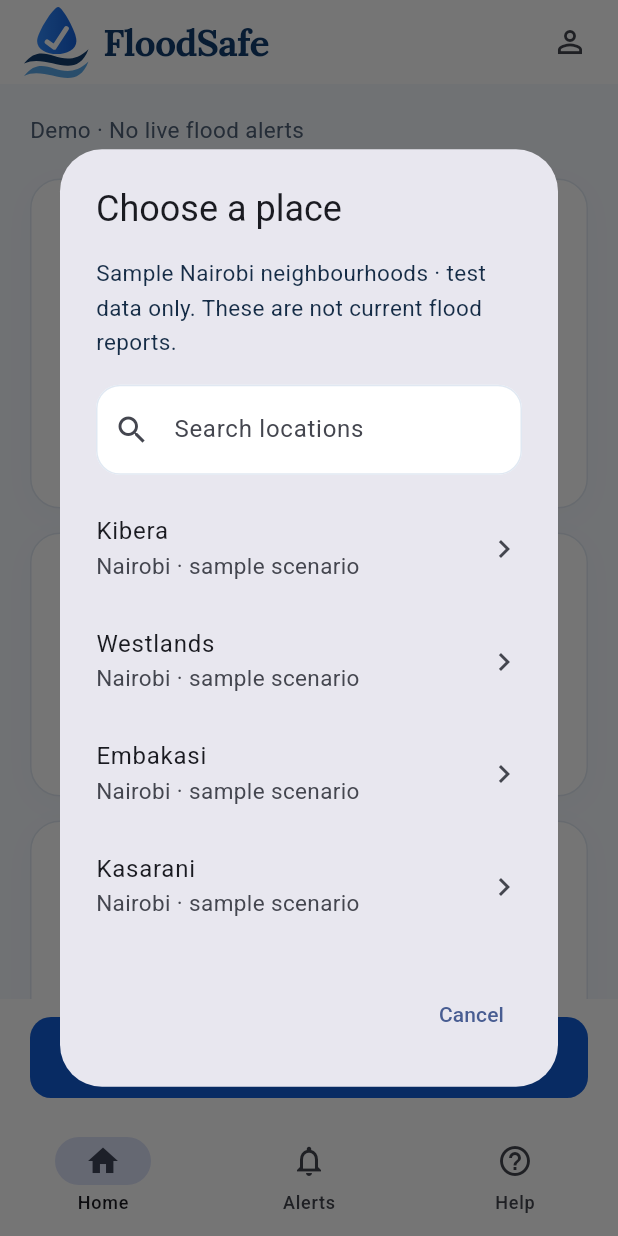
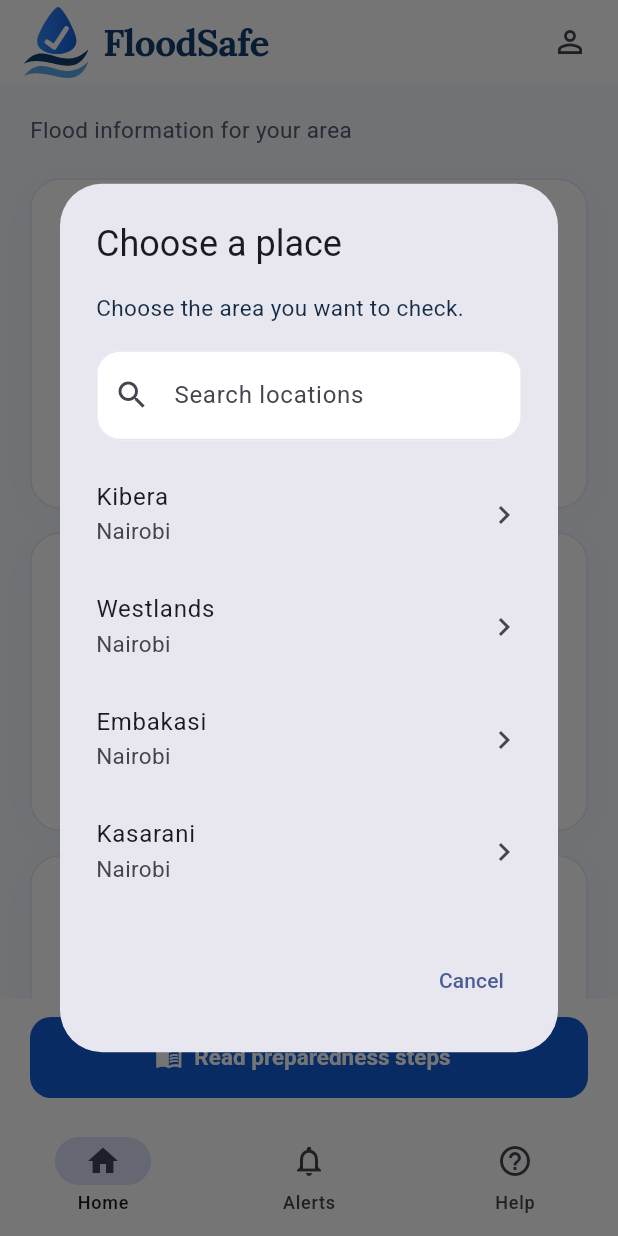
Before and after one commit to princessimelda/AutomatedFloodAlert, a Flutter app: the screen it shows after launch, after a tap on "Choose a place", on a phone screen of 412 x 824 dp. Run offline on Flutter 3.47's test engine with Material 3 defaults, Android fonts, the phone set to English and light mode, and no system bars; our stand-ins replace flutter_map, geolocator, latlong2, supabase_flutter; accounts and stored records are empty.

Commit message:
fix(app): simplify public flood information
Replace developer-facing dashboard wording with plain location and update text. Suppress seeded risk assessments in the connected app and hide internal source descriptions when no assessment exists.

Verify the public dashboard, sample-data exclusion and accessible layouts. Document the remaining prediction integration and evacuation-routing gaps.

Refs #13, #23, #25

```diff
--- a/floodsafe/lib/data/api_repository.dart
+++ b/floodsafe/lib/data/api_repository.dart
@@ -184,7 +184,10 @@ class ApiRepository
       placeId: _string(json, 'place_id'),
       source: _string(json, 'source'),
       isDemo: _bool(json, 'is_demo'),
-      assessment: assessment,
+      // Seeded scenarios must not become public statements about local risk.
+      // Preserve provenance in the contract, but show an unavailable state
+      // until a real published assessment exists.
+      assessment: _bool(json, 'is_demo') ? null : assessment,
     );
   }
 
--- a/floodsafe/lib/home.dart
+++ b/floodsafe/lib/home.dart
@@ -277,9 +277,7 @@ class _HomeScreenState extends State<HomeScreen> {
           crossAxisAlignment: CrossAxisAlignment.stretch,
           children: [
             Text(
-              widget.connectedToApi
-                  ? 'Development API · Check source and validity'
-                  : 'Demo · No live flood alerts',
+              'Flood information for your area',
               style: const TextStyle(color: muted, height: 1.5),
             ),
             const SizedBox(height: 20),
@@ -299,7 +297,7 @@ class _HomeScreenState extends State<HomeScreen> {
                   Text(_nextStep, style: const TextStyle(height: 1.5)),
                   const SizedBox(height: 10),
                   const Text(
-                    'General guidance, not a location-specific evacuation instruction.',
+                    'For your household preparedness. Follow local instructions during an emergency.',
                     style: TextStyle(color: muted, height: 1.5),
                   ),
                 ],
@@ -333,10 +331,8 @@ class _HomeScreenState extends State<HomeScreen> {
           const SizedBox(height: 8),
           Text(
             place?.latitude != null
-                ? 'Coordinates: ${place!.latitude!.toStringAsFixed(4)}, ${place.longitude!.toStringAsFixed(4)} · Accuracy about ${place.accuracyMeters!.round()} m. Captured ${_time(place.recordedAt!)}. ${widget.connectedToApi ? 'Sent for this check; not stored or tracked in the background.' : 'Not tracked in the background or uploaded.'}'
-                : widget.connectedToApi
-                ? 'Location is optional. If you use GPS, coordinates are sent to the API for this check only, not stored.'
-                : 'Location is optional. Used once; not saved or uploaded.',
+                ? 'Location found, accurate to about ${place!.accuracyMeters!.round()} m. Used for this check only; not saved or tracked.'
+                : 'Location is optional. Used once; not saved or tracked.',
             style: const TextStyle(color: muted, height: 1.5),
           ),
           const SizedBox(height: 14),
@@ -457,36 +453,34 @@ class _HomeScreenState extends State<HomeScreen> {
           ),
           const SizedBox(height: 12),
           Text(switch (status) {
-            DashboardStatus.choosePlace => 'No location is assumed. Preparedness steps are available without GPS or sign-in.',
+            DashboardStatus.choosePlace => 'Choose your area to check available updates. You can read preparedness steps without sharing your location or signing in.',
             DashboardStatus.loading =>
-              'Previous place information is hidden while this place loads.',
+              'Looking for the latest update for your area.',
             DashboardStatus.error => 'We could not retrieve an assessment. This does not mean the area is at low risk.',
             DashboardStatus.unavailable => 'No current assessment is available for this place. Missing information does not mean low risk.',
-            DashboardStatus.stale => 'The last assessment is outside its validity period. Do not use it as current risk information.',
+            DashboardStatus.stale => 'The previous update has expired. A new update is needed to describe current conditions.',
             DashboardStatus.ready =>
               data!.isDemo
-                  ? 'This is a test scenario, not a prediction or an alert for ${_dashboard.place!.name}.'
-                  : 'Read the source and validity below before using this assessment.',
+                  ? 'This example shows how an update would look. It does not describe current conditions in ${_dashboard.place!.name}.'
+                  : 'This update covers ${_dashboard.place!.name}. Check when it was updated below.',
           }, style: const TextStyle(height: 1.5)),
-          if (data != null) ...[
+          if (data != null && assessment != null) ...[
             const SizedBox(height: 14),
             Text(
               'Source: ${data.source}',
               style: const TextStyle(color: muted, height: 1.5),
             ),
-            if (assessment != null) ...[
             Text(
-                'Issued: ${_time(assessment.issuedAt)}',
+              'Updated: ${_time(assessment.issuedAt)}',
               style: const TextStyle(color: muted, height: 1.5),
             ),
             Text(
               'Valid until: ${_time(assessment.validUntil)}',
               style: const TextStyle(color: muted, height: 1.5),
             ),
-            ],
             if (data.isDemo)
               const Text(
-                'TEST DATA · Not live conditions',
+                'Example only · Not current conditions',
                 style: TextStyle(
                   color: navy,
                   fontWeight: FontWeight.w700,
@@ -607,11 +601,7 @@ class _LocationPickerState extends State<LocationPicker> {
           mainAxisSize: MainAxisSize.min,
           crossAxisAlignment: CrossAxisAlignment.start,
           children: [
-            Text(
-              widget.connectedToApi
-                  ? 'Choose a supported place. Test scenarios are labelled; they are not current flood reports.'
-                  : 'Sample Nairobi neighbourhoods · test data only. These are not current flood reports.',
-            ),
+            const Text('Choose the area you want to check.'),
             const SizedBox(height: 16),
             TextField(
               decoration: const InputDecoration(
@@ -656,22 +646,14 @@ class _LocationPickerState extends State<LocationPicker> {
                     if (places.isEmpty)
                       Semantics(
                         liveRegion: true,
-                        child: Text(
-                          widget.connectedToApi
-                              ? 'No matching places are available.'
-                              : 'No matching sample places. Try Kibera or Westlands.',
-                        ),
+                        child: const Text('No matching places are available.'),
                       ),
                     ...places.map(
                       (place) => ListTile(
                         minVerticalPadding: 14,
                         contentPadding: EdgeInsets.zero,
                         title: Text(place.name),
-                        subtitle: Text(
-                          place.isDemo
-                              ? 'Nairobi · sample scenario'
-                              : 'Nairobi · published place',
-                        ),
+                        subtitle: const Text('Nairobi'),
                         selected: place.id == widget.current,
                         trailing: Icon(
                           place.id == widget.current
--- a/floodsafe/lib/main.dart
+++ b/floodsafe/lib/main.dart
@@ -67,7 +67,7 @@ Future<void> main() async {
             body: SafeArea(
               child: Center(
                 child: Text(
-                  'Invalid API configuration. Use HTTPS, or localhost for development.',
+                  'FloodSafe could not start. Please try again later.',
                 ),
               ),
             ),
```
Also changed, not shown: 4 other files. Lines whose indentation alone changed are shown as unchanged.
